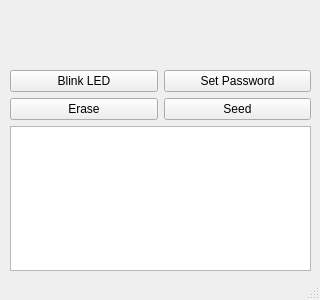
First picture: the form in src/qt/ui/overview.ui, repository jonasschnelli/dbb-app, before the edit.
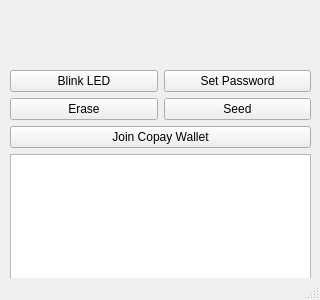
Second picture: the form after the edit. Icons and pictures are not drawn.

Commit message: allow joining a copay wallet from the GUI (rought)

```diff
--- a/src/qt/ui/overview.ui
+++ b/src/qt/ui/overview.ui
@@ -71,7 +71,7 @@
        <x>0</x>
        <y>0</y>
        <width>321</width>
-       <height>221</height>
+       <height>233</height>
       </rect>
      </property>
      <layout class="QVBoxLayout" name="verticalLayout">
@@ -123,6 +123,16 @@
         </item>
        </layout>
       </item>
+      <item>
+       <layout class="QHBoxLayout" name="horizontalLayout_3"/>
+      </item>
+      <item>
+       <widget class="QPushButton" name="joinCopayWallet">
+        <property name="text">
+         <string>Join Copay Wallet</string>
+        </property>
+       </widget>
+      </item>
       <item>
        <widget class="QTextEdit" name="textEdit"/>
       </item>
```
The commit also changes 7 other files.
